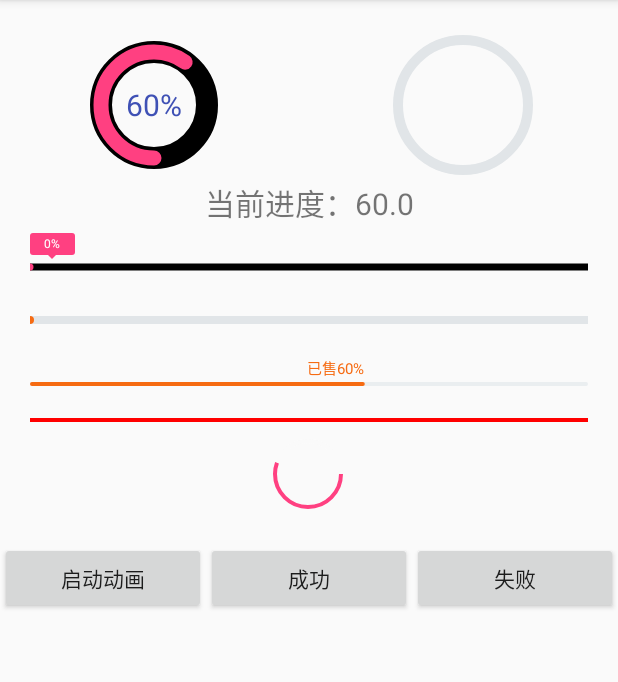
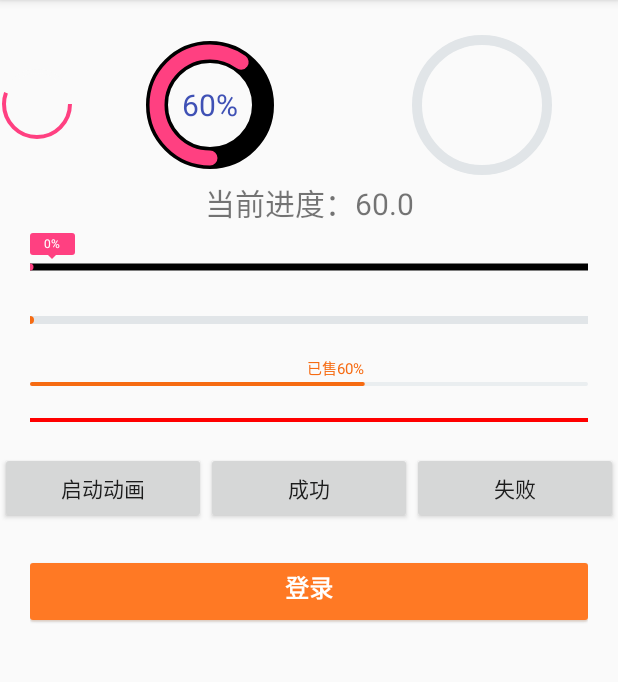
Before and after one commit to ChrisLeeLcx/CpLibrary, an Android app: the ProgressBarActivity screen opened directly, with no data from a screen before it, on a phone screen of 412 x 824 dp, the part 84-766 px from its top. Run offline under Robolectric (Android 15) with nearby library versions, the phone set to English and light mode, and no system bars.

Commit message:
增加loading button的使用方式

```diff
--- a/app/src/main/AndroidManifest.xml
+++ b/app/src/main/AndroidManifest.xml
@@ -10,7 +10,8 @@
         android:roundIcon="@mipmap/ic_launcher_round"
         android:supportsRtl="true"
         android:theme="@style/AppTheme">
-        <activity android:name=".ui.activity.MainActivity">
+        <activity android:name=".ui.activity.MainActivity"
+            android:launchMode="singleTask">
             <intent-filter>
                 <action android:name="android.intent.action.MAIN" />
 
--- a/app/src/main/java/com/lee/cplibrary/ui/activity/DialogActivity.java
+++ b/app/src/main/java/com/lee/cplibrary/ui/activity/DialogActivity.java
@@ -48,6 +48,7 @@ public class DialogActivity extends SwipeBackActivity implements View.OnClickLis
         findViewById(R.id.btn_2btn).setOnClickListener(this);
         findViewById(R.id.btn_bottom).setOnClickListener(this);
         findViewById(R.id.btn_bottom_round).setOnClickListener(this);
+        findViewById(R.id.btn_pWindow).setOnClickListener(this);
         cityPickerUtil = new CityPickerUtil(getSelfActivity());
     }
 
@@ -193,6 +194,9 @@ public class DialogActivity extends SwipeBackActivity implements View.OnClickLis
                     }
                 });
                 break;
+            case R.id.btn_pWindow:
+
+                break;
             default:
                 break;
         }
--- a/app/src/main/java/com/lee/cplibrary/ui/activity/ProgressBarActivity.java
+++ b/app/src/main/java/com/lee/cplibrary/ui/activity/ProgressBarActivity.java
@@ -10,9 +10,12 @@ import com.lee.cplibrary.R;
 import com.lee.cplibrary.base.SwipeBackActivity;
 
 import cn.lee.cplibrary.util.LogUtil;
+import cn.lee.cplibrary.util.ToastUtil;
 import cn.lee.cplibrary.util.dialog.CpComDialog;
 import cn.lee.cplibrary.util.timer.ScheduledHandler;
 import cn.lee.cplibrary.util.timer.ScheduledTimer;
+import cn.lee.cplibrary.widget.loadbutton.LoadingButton;
+import cn.lee.cplibrary.widget.loadbutton.LoadingView;
 import cn.lee.cplibrary.widget.progressbar.CircleProgressBarView;
 import cn.lee.cplibrary.widget.progressbar.HorizontalProgressBar;
 import cn.lee.cplibrary.widget.progressbar.LoadingCircleView;
@@ -53,9 +56,14 @@ import cn.lee.cplibrary.widget.progressbar.ProductProgressBar;
  * loadingSuccessful ：加载成功
  * loadingFailed：加载失败
  * 6、普通有阴影的加载loading
- *  CpComDialog.showProgressDialog() 显示loading
- *  CpComDialog.closeProgressDialog() 关闭loading
- *
+ * CpComDialog.showProgressDialog() 显示loading
+ * CpComDialog.closeProgressDialog() 关闭loading
+ * 7、LoadingButton
+ * setResetAfterFailed  加载失败后 按钮是否恢复到初始状态
+ * setAnimationEndListener 动话结束监听（有成功、失败状态）
+ * startLoading  开始动画
+ * loadingSuccessful  加载成功
+ * loadingFailed 加载失败
  */
 public class ProgressBarActivity extends SwipeBackActivity implements View.OnClickListener {
 
@@ -66,6 +74,7 @@ public class ProgressBarActivity extends SwipeBackActivity implements View.OnCli
     TextView textView;
     LoadingLineView loadingLineView;
     private ScheduledTimer scheduledTimer;
+    private LoadingButton btnLogin;
 
     @Override
     protected SwipeBackActivity getSelfActivity() {
@@ -100,6 +109,18 @@ public class ProgressBarActivity extends SwipeBackActivity implements View.OnCli
                 }
             }
         });
+        //btnLogin
+        btnLogin.setResetAfterFailed(true);
+        btnLogin.setAnimationEndListener(new LoadingButton.AnimationEndListener() {
+            @Override
+            public void onAnimationEnd(LoadingButton.AnimationType animationType) {
+                if (animationType == LoadingButton.AnimationType.SUCCESSFUL) {
+                    ToastUtil.showToast(getSelfActivity(), "成功");
+                } else {
+                    ToastUtil.showToast(getSelfActivity(), "失败");
+                }
+            }
+        });
     }
 
     private void initView() {
@@ -114,6 +135,8 @@ public class ProgressBarActivity extends SwipeBackActivity implements View.OnCli
         findViewById(R.id.btn_start).setOnClickListener(this);
         findViewById(R.id.btn_success).setOnClickListener(this);
         findViewById(R.id.btn_fail).setOnClickListener(this);
+        btnLogin = (LoadingButton) findViewById(R.id.btn_login);
+        btnLogin.setOnClickListener(this);
         setCircle();//必须在onCreate中调用否则 resumeProgressAnimation();、pauseProgressAnimation、stopProgressAnimation会报空指针
     }
 
@@ -131,14 +154,20 @@ public class ProgressBarActivity extends SwipeBackActivity implements View.OnCli
                 loadingLineView.startLoading();
                 loadingView.loadingStart();
                 showProgressDialog();
+
                 break;
             case R.id.btn_success:
                 loadingView.loadingSuccessful();
                 loadingLineView.stopLoading();
+                btnLogin.loadingSuccessful();//加载成功
                 break;
             case R.id.btn_fail:
                 loadingView.loadingFailed();
                 loadingLineView.stopLoading();
+                btnLogin.loadingFailed();//加载失败
+                break;
+            case R.id.btn_login:
+                btnLogin.startLoading();
                 break;
             default:
                 break;
--- a/app/src/main/res/layout/activity_progress_bar.xml
+++ b/app/src/main/res/layout/activity_progress_bar.xml
@@ -5,20 +5,19 @@
     android:layout_width="match_parent"
     android:layout_height="match_parent"
     android:orientation="vertical">
-    <!--<attr name="cp_circleBgStrokeWidth" format="dimension" /> &lt;!&ndash;进度条 背景线宽&ndash;&gt;-->
-    <!--<attr name="cp_progressStrokeWidth" format="dimension" />&lt;!&ndash;进度条 进度线宽&ndash;&gt;-->
-    <!--<attr name="cp_circleBgColor" format="color" />&lt;!&ndash;进度条 背景线底色颜色&ndash;&gt;-->
-    <!--<attr name="cp_progressColor" format="color" />&lt;!&ndash;进度条 进度线的颜色&ndash;&gt;-->
-    <!--<attr name="cp_circleAnimationDuration" format="integer" />&lt;!&ndash;动画执行时间&ndash;&gt;-->
-    <!--<attr name="cp_isDrawCenterProgressText" format="boolean" />&lt;!&ndash;是否显示圆中心的文字&ndash;&gt;-->
-    <!--<attr name="cp_centerProgressTextColor" format="color" /> &lt;!&ndash;圆中心文字的颜色&ndash;&gt;-->
-    <!--<attr name="cp_centerProgressTextSize" format="dimension" />&lt;!&ndash;圆中心文字的大小&ndash;&gt;-->
 
     <LinearLayout
         android:layout_width="match_parent"
         android:layout_height="wrap_content"
         android:layout_marginTop="20dp"
         android:orientation="horizontal">
+        <cn.lee.cplibrary.widget.progressbar.LoadingCircleView
+            android:id="@+id/loading_view"
+            android:layout_width="50dp"
+            android:layout_height="50dp"
+            android:layout_gravity="center"
+            cpbv:cp_circleBgdColor="@color/bg_fa"
+            cpbv:cp_circlePgColor="@color/colorAccent" />
         <!--使用了所有属性-->
         <cn.lee.cplibrary.widget.progressbar.CircleProgressBarView
             android:id="@+id/circle_progress_view"
@@ -82,18 +81,10 @@
         android:layout_height="wrap_content"
         android:layout_marginLeft="20dp"
         android:layout_marginRight="20dp"
-        cpbv:cp_lineWidth="3dp"
         cpbv:cp_lineBgColor="@color/font_8d"
-        cpbv:cp_linePgColor="#ff0000"/>
+        cpbv:cp_linePgColor="#ff0000"
+        cpbv:cp_lineWidth="3dp" />
 
-    <cn.lee.cplibrary.widget.progressbar.LoadingCircleView
-        android:id="@+id/loading_view"
-        android:layout_width="50dp"
-        android:layout_height="50dp"
-        android:layout_gravity="center"
-        android:layout_marginTop="10dp"
-        cpbv:cp_circleBgdColor="@color/bg_fa"
-        cpbv:cp_circlePgColor="@color/colorAccent" />
 
     <LinearLayout
         android:layout_width="match_parent"
@@ -103,24 +94,38 @@
         <Button
             android:id="@+id/btn_start"
             android:layout_width="0dp"
-            android:layout_weight="1"
             android:layout_height="wrap_content"
             android:layout_marginTop="20dp"
+            android:layout_weight="1"
             android:text="启动动画" />
+
         <Button
             android:id="@+id/btn_success"
             android:layout_width="0dp"
-            android:layout_weight="1"
             android:layout_height="wrap_content"
             android:layout_marginTop="20dp"
+            android:layout_weight="1"
             android:text="成功" />
+
         <Button
             android:id="@+id/btn_fail"
             android:layout_width="0dp"
-            android:layout_weight="1"
             android:layout_height="wrap_content"
             android:layout_marginTop="20dp"
+            android:layout_weight="1"
             android:text="失败" />
     </LinearLayout>
 
+    <cn.lee.cplibrary.widget.loadbutton.LoadingButton
+        android:id="@+id/btn_login"
+        android:layout_width="match_parent"
+        android:layout_height="50dp"
+        android:layout_margin="20dp"
+        cpbv:cp_lb_btnColor="#ff7924"
+        cpbv:cp_lb_btnText="登录"
+        cpbv:cp_lb_textColor="@color/white"
+        cpbv:cp_lb_resetAfterFailed="true"
+        cpbv:cp_lb_btnRippleColor="@color/colorAccent"
+        cpbv:cp_lb_btnRippleAlpha="0.2"
+        />
 </LinearLayout>
--- a/cplibrary/src/main/java/cn/lee/cplibrary/widget/loadbutton/LoadingButton.java
+++ b/cplibrary/src/main/java/cn/lee/cplibrary/widget/loadbutton/LoadingButton.java
@@ -417,7 +417,7 @@ public class LoadingButton extends View {
                 mButtonRectF.right = width - mScaleWidth;
                 canvas.drawRoundRect(mButtonRectF, cornerRadius, cornerRadius, mPaint);
                 if (mCurrentState == STATE_BUTTON) {
-                    canvas.drawText(mText, (width - mTextWidth) / 2, (height - mTextHeight) / 2 + mPadding * 2, mTextPaint);
+                    canvas.drawText(mText, (width - mTextWidth) / 2, (height - mTextHeight) / 2 + mPadding *2, mTextPaint);
                     if (mTouchX > 0 || mTouchY > 0) {
                         canvas.clipRect(0, mPadding, width, height - mPadding);
                         canvas.drawCircle(mTouchX, mTouchY, mRippleRadius, ripplePaint);
--- a/cplibrary/src/main/java/cn/lee/cplibrary/widget/loadbutton/ShapeLoadingView.java
+++ b/cplibrary/src/main/java/cn/lee/cplibrary/widget/loadbutton/ShapeLoadingView.java
@@ -17,11 +17,11 @@ import cn.lee.cplibrary.R;
 
 
 /**
- *
+ * 在LoadingView中使用
  * @author zzz40500
  * @date 15/4/4
  */
-public class ShapeLoadingView extends View {
+class ShapeLoadingView extends View {
 
 
     private static final float genhao3 = 1.7320508075689f;
```
Also changed, not shown: app/src/main/res/layout/activity_dialog.xml (+7 -0 lines).
